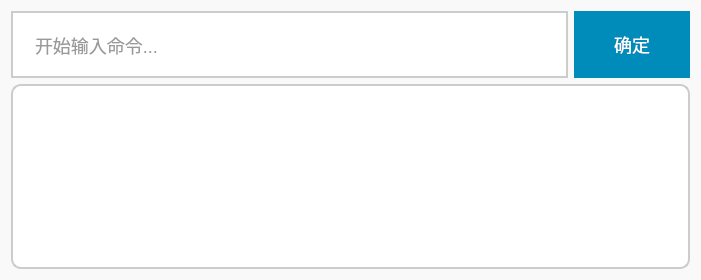
Before: the Qt Designer form DesktopTools/feather_hotkey/searchbar.ui in xmsociety/DesktopTools, drawn with Qt 5.
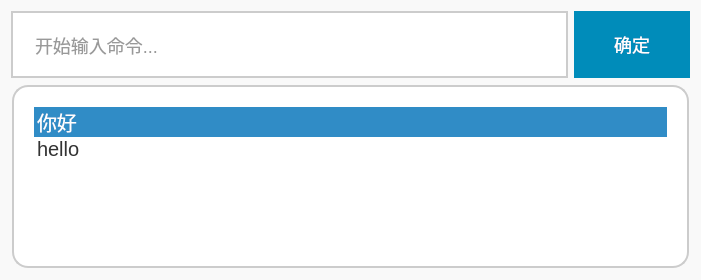
After: the same form once the commit is applied.

What changed in the file:
```diff
--- a/DesktopTools/feather_hotkey/searchbar.ui
+++ b/DesktopTools/feather_hotkey/searchbar.ui
@@ -61,21 +61,34 @@
       </layout>
      </item>
      <item>
-      <widget class="QListView" name="listView">
-       <property name="enabled">
-        <bool>true</bool>
+      <widget class="QListWidget" name="listWidget">
+       <property name="layoutDirection">
+        <enum>Qt::LeftToRight</enum>
        </property>
        <property name="styleSheet">
         <string notr="true">background-color: #FFFFFF;
-border-radius: 10px;
+border-radius: 16px;
 border: 2px solid #CCCCCC;
 padding: 20px;
-font-size: 18px;
-font-family: Arial, sans-serif;</string>
+font-size: 20px;
+font-family: Arial, sans-serif;
+line-height: 2.5;
+margin-bottom: 10px;	
+margin: 1px; </string>
        </property>
-       <property name="locale">
-        <locale language="Chinese" country="China"/>
+       <property name="currentRow">
+        <number>0</number>
        </property>
+       <item>
+        <property name="text">
+         <string>你好</string>
+        </property>
+       </item>
+       <item>
+        <property name="text">
+         <string>hello</string>
+        </property>
+       </item>
       </widget>
      </item>
     </layout>
```
